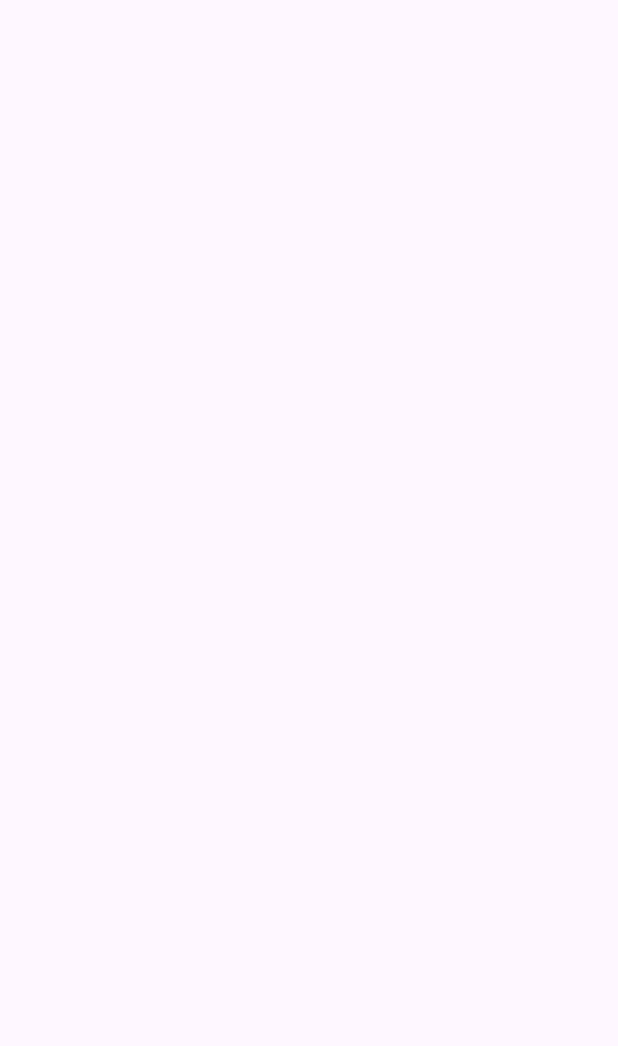
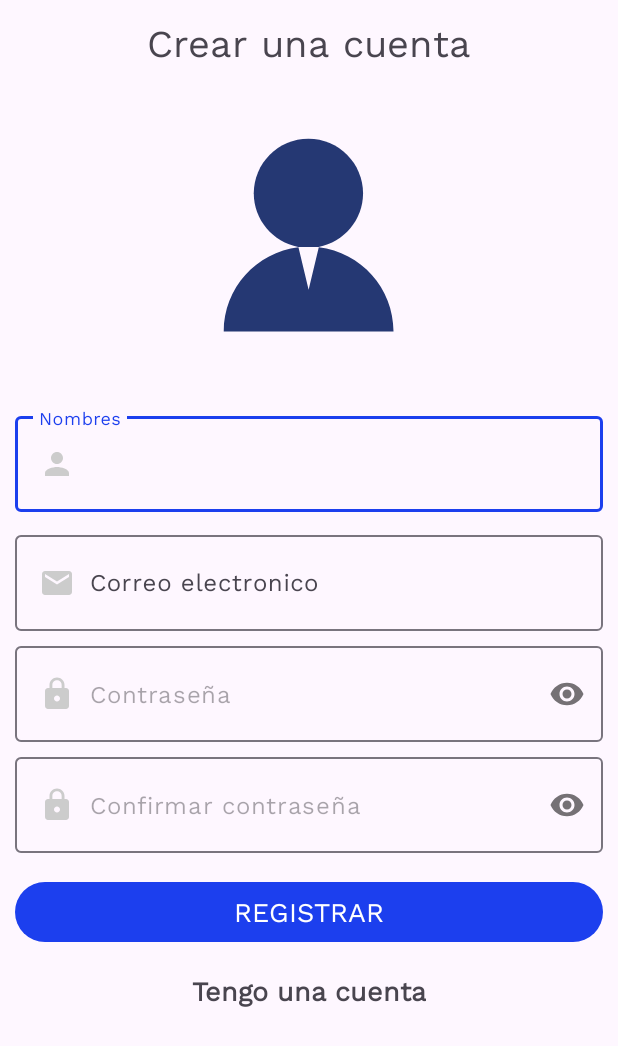
Before and after one commit to Stiven7-7/Noticias_App, an Android app: the Registro screen opened directly, with no data from a screen before it, on a phone screen of 412 x 824 dp. Before the commit the part shown is empty. Shown: the top 1046 px of the screen. Run offline under Robolectric (Android 15) with nearby library versions, the phone set to English and light mode, and no system bars.

Commit message:
Creacion formulario Registro

```diff
--- /dev/null
+++ b/app/src/main/res/drawable/icono_correo.xml
@@ -0,0 +1,5 @@
+<vector android:height="24dp" android:tint="#CCCCCC"
+    android:viewportHeight="24" android:viewportWidth="24"
+    android:width="24dp" xmlns:android="http://schemas.android.com/apk/res/android">
+    <path android:fillColor="@android:color/white" android:pathData="M20,4L4,4c-1.1,0 -1.99,0.9 -1.99,2L2,18c0,1.1 0.9,2 2,2h16c1.1,0 2,-0.9 2,-2L22,6c0,-1.1 -0.9,-2 -2,-2zM20,8l-8,5 -8,-5L4,6l8,5 8,-5v2z"/>
+</vector>
--- /dev/null
+++ b/app/src/main/res/drawable/icono_nombres.xml
@@ -0,0 +1,5 @@
+<vector android:height="24dp" android:tint="#CCCCCC"
+    android:viewportHeight="24" android:viewportWidth="24"
+    android:width="24dp" xmlns:android="http://schemas.android.com/apk/res/android">
+    <path android:fillColor="@android:color/white" android:pathData="M12,12c2.21,0 4,-1.79 4,-4s-1.79,-4 -4,-4 -4,1.79 -4,4 1.79,4 4,4zM12,14c-2.67,0 -8,1.34 -8,4v2h16v-2c0,-2.66 -5.33,-4 -8,-4z"/>
+</vector>
--- /dev/null
+++ b/app/src/main/res/drawable/icono_password.xml
@@ -0,0 +1,5 @@
+<vector android:height="24dp" android:tint="#CCCCCC"
+    android:viewportHeight="24" android:viewportWidth="24"
+    android:width="24dp" xmlns:android="http://schemas.android.com/apk/res/android">
+    <path android:fillColor="@android:color/white" android:pathData="M18,8h-1L17,6c0,-2.76 -2.24,-5 -5,-5S7,3.24 7,6v2L6,8c-1.1,0 -2,0.9 -2,2v10c0,1.1 0.9,2 2,2h12c1.1,0 2,-0.9 2,-2L20,10c0,-1.1 -0.9,-2 -2,-2zM12,17c-1.1,0 -2,-0.9 -2,-2s0.9,-2 2,-2 2,0.9 2,2 -0.9,2 -2,2zM15.1,8L8.9,8L8.9,6c0,-1.71 1.39,-3.1 3.1,-3.1 1.71,0 3.1,1.39 3.1,3.1v2z"/>
+</vector>
--- a/app/src/main/res/layout/activity_pantalla_de_carga.xml
+++ b/app/src/main/res/layout/activity_pantalla_de_carga.xml
@@ -13,6 +13,7 @@
         android:orientation="vertical"
         android:gravity="center">
 
+        <!--Animacion-->
         <com.airbnb.lottie.LottieAnimationView
             android:layout_width="200dp"
             android:layout_height="200dp"
--- a/app/src/main/res/layout/activity_registro.xml
+++ b/app/src/main/res/layout/activity_registro.xml
@@ -1,9 +1,133 @@
 <?xml version="1.0" encoding="utf-8"?>
-<androidx.constraintlayout.widget.ConstraintLayout xmlns:android="http://schemas.android.com/apk/res/android"
+<ScrollView
+    xmlns:android="http://schemas.android.com/apk/res/android"
     xmlns:app="http://schemas.android.com/apk/res-auto"
     xmlns:tools="http://schemas.android.com/tools"
     android:layout_width="match_parent"
     android:layout_height="match_parent"
     tools:context=".Registro">
 
-</androidx.constraintlayout.widget.ConstraintLayout>
+    <androidx.appcompat.widget.LinearLayoutCompat
+        android:layout_width="match_parent"
+        android:layout_height="wrap_content"
+        android:padding="10dp"
+        android:orientation="vertical">
+
+        <TextView
+            android:text="@string/CrearCuentaTXT"
+            android:fontFamily="@font/worksans"
+            android:textSize="25sp"
+            android:gravity="center"
+            android:layout_width="match_parent"
+            android:layout_height="wrap_content"/>
+
+        <com.airbnb.lottie.LottieAnimationView
+            android:layout_width="200dp"
+            android:layout_height="200dp"
+            app:lottie_imageAssetsFolder="assets"
+            app:lottie_fileName="registro.json"
+            app:lottie_loop="true"
+            app:lottie_autoPlay="true"
+            android:layout_gravity="center"
+            android:layout_marginTop="10dp"/>
+
+        <com.google.android.material.textfield.TextInputLayout
+            android:layout_width="match_parent"
+            android:layout_height="wrap_content"
+            android:layout_marginTop="15dp">
+
+            <EditText
+                android:id="@+id/NombreET"
+                android:hint="@string/NombreET"
+                android:inputType="textPersonName|textCapWords"
+                android:padding="20dp"
+                android:drawableStart="@drawable/icono_nombres"
+                android:drawablePadding="10dp"
+                android:fontFamily="@font/worksans"
+                android:layout_width="match_parent"
+                android:layout_height="wrap_content"/>
+
+        </com.google.android.material.textfield.TextInputLayout>
+
+        <com.google.android.material.textfield.TextInputLayout
+            android:layout_width="match_parent"
+            android:layout_height="wrap_content"
+            android:layout_marginTop="10dp">
+
+            <EditText
+                android:id="@+id/CorreoET"
+                android:hint="@string/CorreoET"
+                android:inputType="textEmailAddress"
+                android:padding="20dp"
+                android:drawableStart="@drawable/icono_correo"
+                android:drawablePadding="10dp"
+                android:fontFamily="@font/worksans"
+                android:layout_width="match_parent"
+                android:layout_height="wrap_content"/>
+
+        </com.google.android.material.textfield.TextInputLayout>
+
+        <com.google.android.material.textfield.TextInputLayout
+            android:layout_width="match_parent"
+            android:layout_height="wrap_content"
+            android:layout_marginTop="10dp"
+            app:passwordToggleEnabled="true"
+            app:hintEnabled="false">
+
+            <EditText
+                android:id="@+id/ContraseñaET"
+                android:hint="@string/ContraseñaET"
+                android:inputType="textPassword"
+                android:padding="20dp"
+                android:drawableStart="@drawable/icono_password"
+                android:drawablePadding="10dp"
+                android:fontFamily="@font/worksans"
+                android:layout_width="match_parent"
+                android:layout_height="wrap_content"/>
+
+        </com.google.android.material.textfield.TextInputLayout>
+
+        <com.google.android.material.textfield.TextInputLayout
+            android:layout_width="match_parent"
+            android:layout_height="wrap_content"
+            android:layout_marginTop="10dp"
+            app:passwordToggleEnabled="true"
+            app:hintEnabled="false">
+
+            <EditText
+                android:id="@+id/ConfirmarContraseñaET"
+                android:hint="@string/ConfirmarContraseñaET"
+                android:inputType="textPassword"
+                android:padding="20dp"
+                android:drawableStart="@drawable/icono_password"
+                android:drawablePadding="10dp"
+                android:fontFamily="@font/worksans"
+                android:layout_width="match_parent"
+                android:layout_height="wrap_content"/>
+
+        </com.google.android.material.textfield.TextInputLayout>
+
+        <Button
+            android:id="@+id/RegistrarUsuario"
+            android:text="@string/RegistrarUsuario"
+            android:layout_marginTop="15dp"
+            android:fontFamily="@font/worksans"
+            android:textSize="18sp"
+            android:layout_width="match_parent"
+            android:layout_height="wrap_content"/>
+
+        <TextView
+            android:id="@+id/TengoUnaCuentaTXT"
+            android:text="@string/TengoUnaCuentaTXT"
+            android:fontFamily="@font/worksans"
+            android:textSize="18sp"
+            android:layout_gravity="center"
+            android:textStyle="bold"
+            android:layout_marginTop="15dp"
+            android:layout_width="wrap_content"
+            android:layout_height="wrap_content"/>
+
+
+    </androidx.appcompat.widget.LinearLayoutCompat>
+
+</ScrollView>
--- a/app/src/main/res/values/strings.xml
+++ b/app/src/main/res/values/strings.xml
@@ -2,6 +2,17 @@
     <string name="app_name">Noticias</string>
 
     <!--MAIN ACTIVITY-->
-    <string name="Btn_Login">Login</string>
-    <string name="Btn_Registro">Registro</string>
+    <string name="Btn_Login">LOGIN</string>
+    <string name="Btn_Registro">REGISTRO</string>
+
+    <!--ACTIVIDAD REGISTRO-->
+    <string name="CrearCuentaTXT">Crear una cuenta</string>
+    <string name="NombreET">Nombres</string>
+    <string name="CorreoET">Correo electronico</string>
+    <string name="ContraseñaET">Contraseña</string>
+    <string name="ConfirmarContraseñaET">Confirmar contraseña</string>
+    <string name="RegistrarUsuario">REGISTRAR</string>
+    <string name="TengoUnaCuentaTXT">Tengo una cuenta</string>
+
+
 </resources>
```
Also changed, not shown: app/src/main/assets/registro.json (added, +1 -0 lines), app/src/main/assets/registro1.json (added, +1 -0 lines).
